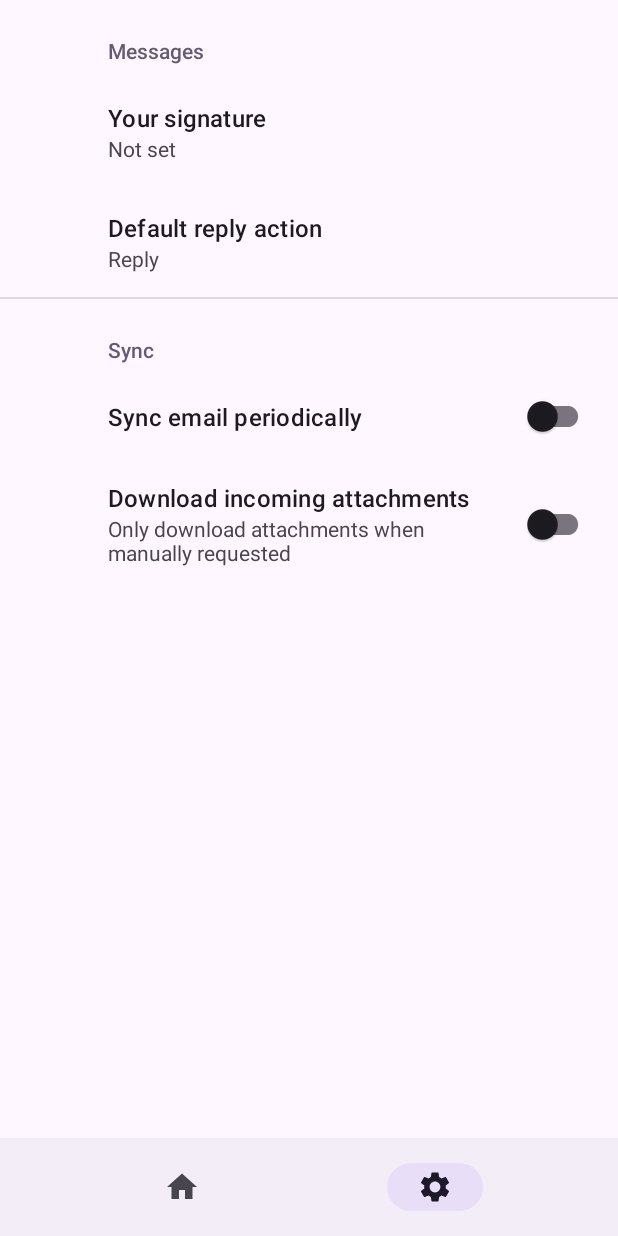
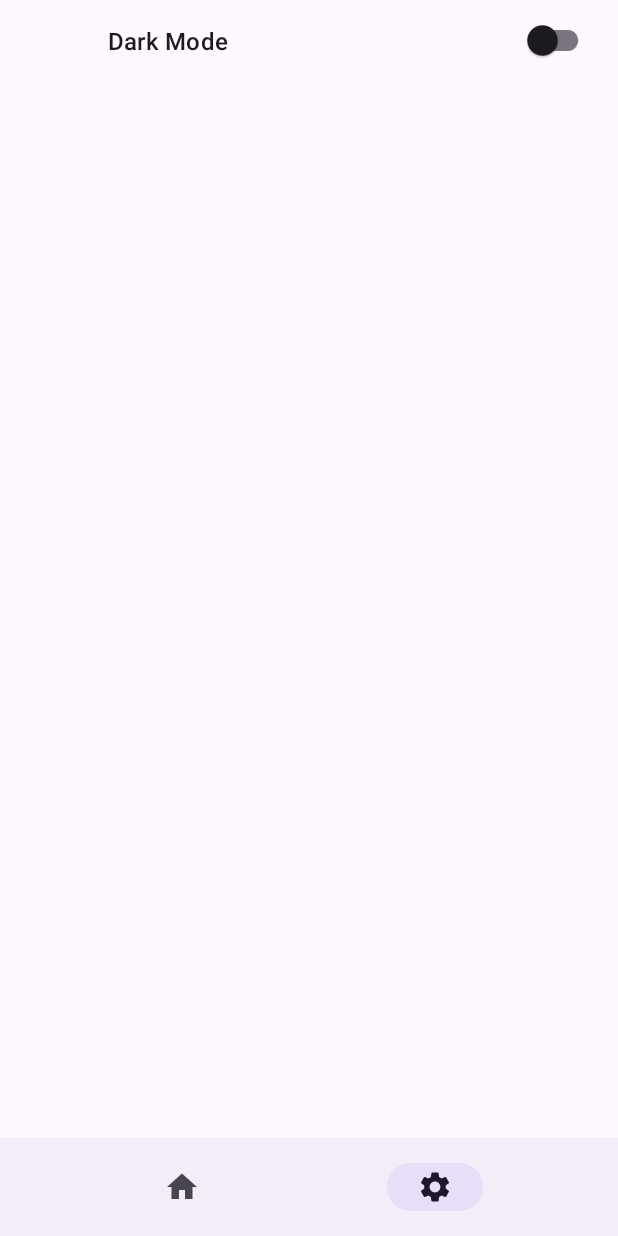
Before and after one commit to Shahidzbi4213/Whats-Delete, an Android app: the SettingsFragment screen opened through its navigation route, on a phone screen of 412 x 824 dp. Run offline under Robolectric (Android 15) with nearby library versions, the phone set to English and light mode, and no system bars; our stand-ins replace Dagger/Hilt's generated code, androidx.preference, navigation-ui, sdp/ssp sizes; 4 statements that could not run were skipped.

Commit message:
Last Commit before leave

```diff
--- a/app/build.gradle
+++ b/app/build.gradle
@@ -70,8 +70,9 @@ dependencies {
     // LiveData
     implementation "androidx.lifecycle:lifecycle-livedata-ktx:2.5.1"
 
-    //GSON
-    implementation 'com.google.code.gson:gson:2.10'
+    //Splash API
+    implementation 'androidx.core:core-splashscreen:1.0.0'
+
 
 }
 
--- a/app/src/main/java/com/gulehri/whatsappreader/app/Deleter App.kt
+++ b/app/src/main/java/com/gulehri/whatsappreader/app/Deleter.kt
@@ -7,4 +7,6 @@ import dagger.hilt.android.HiltAndroidApp
 // Created by Shahid Iqbal on 12/26/2022.
 
 @HiltAndroidApp
-class Deleter : Application() {}
+class Deleter : Application() {
+
+}
--- a/app/src/main/java/com/gulehri/whatsappreader/data/models/SingleNotification.kt
+++ b/app/src/main/java/com/gulehri/whatsappreader/data/models/SingleNotification.kt
@@ -11,6 +11,7 @@ data class SingleNotification(
 
     val title: String?,
     val text: String?,
+    val detail:String?,
     @PrimaryKey
     val postTime: String,
 )
--- a/app/src/main/java/com/gulehri/whatsappreader/service/WhatsAppListener.kt
+++ b/app/src/main/java/com/gulehri/whatsappreader/service/WhatsAppListener.kt
@@ -19,8 +19,8 @@ class WhatsAppListener @Inject constructor() : NotificationListenerService() {
     lateinit var repository: NotificationRepository
 
 
-    override fun onNotificationRemoved(sbn: StatusBarNotification?) {
-        super.onNotificationRemoved(sbn)
+    override fun onNotificationPosted(sbn: StatusBarNotification?, rankingMap: RankingMap?) {
+        super.onNotificationPosted(sbn, rankingMap)
 
         if (sbn?.packageName in arrayOf(
                 Constants.WHATSAPP,
@@ -30,5 +30,4 @@ class WhatsAppListener @Inject constructor() : NotificationListenerService() {
 
     }
 
-
 }
--- /dev/null
+++ b/app/src/main/res/drawable/ic_dark_mode.xml
@@ -0,0 +1,5 @@
+<vector android:height="24dp" android:tint="#000000"
+    android:viewportHeight="24" android:viewportWidth="24"
+    android:width="24dp" xmlns:android="http://schemas.android.com/apk/res/android">
+    <path android:fillColor="@android:color/white" android:pathData="M12,3c-4.97,0 -9,4.03 -9,9s4.03,9 9,9s9,-4.03 9,-9c0,-0.46 -0.04,-0.92 -0.1,-1.36c-0.98,1.37 -2.58,2.26 -4.4,2.26c-2.98,0 -5.4,-2.42 -5.4,-5.4c0,-1.81 0.89,-3.42 2.26,-4.4C12.92,3.04 12.46,3 12,3L12,3z"/>
+</vector>
--- a/app/src/main/res/layout/fragment_home.xml
+++ b/app/src/main/res/layout/fragment_home.xml
@@ -6,5 +6,7 @@
     android:layout_width="match_parent"
     android:layout_height="match_parent"
     tools:itemCount="10"
+    android:layout_marginStart="@dimen/_5sdp"
+    android:layout_marginEnd="@dimen/_5sdp"
     tools:listitem="@layout/single_notification_item"
     app:layoutManager="androidx.recyclerview.widget.LinearLayoutManager" />
--- a/app/src/main/res/values/strings.xml
+++ b/app/src/main/res/values/strings.xml
@@ -59,4 +59,9 @@
     </string>
     <string name="attachment_summary_off">Only download attachments when manually requested</string>
     <string name="service_name">Delete Reader</string>
+    <string name="theme_header">Theme</string>
+    <string name="dark_mode">Dark Mode</string>
+    <string name="util_header">Utils</string>
+    <string name="delete">Clear all notifications</string>
+    <string name="version_title">Whats Reader</string>
 </resources>
--- a/app/src/main/res/xml/root_preferences.xml
+++ b/app/src/main/res/xml/root_preferences.xml
@@ -1,34 +1,11 @@
 <PreferenceScreen xmlns:app="http://schemas.android.com/apk/res-auto">
 
-    <PreferenceCategory app:title="@string/messages_header">
-
-        <EditTextPreference
-            app:key="signature"
-            app:title="@string/signature_title"
-            app:useSimpleSummaryProvider="true" />
-
-        <ListPreference
-            app:defaultValue="reply"
-            app:entries="@array/reply_entries"
-            app:entryValues="@array/reply_values"
-            app:key="reply"
-            app:title="@string/reply_title"
-            app:useSimpleSummaryProvider="true" />
-
-    </PreferenceCategory>
-
-    <PreferenceCategory app:title="@string/sync_header">
+    <PreferenceCategory>
 
         <SwitchPreferenceCompat
-            app:key="sync"
-            app:title="@string/sync_title" />
-
-        <SwitchPreferenceCompat
-            app:dependency="sync"
-            app:key="attachment"
-            app:summaryOff="@string/attachment_summary_off"
-            app:summaryOn="@string/attachment_summary_on"
-            app:title="@string/attachment_title" />
+            app:allowDividerBelow="true"
+            app:key="dark"
+            app:title="@string/dark_mode" />
 
     </PreferenceCategory>
 
```
Also changed, not shown: app/src/main/java/com/gulehri/whatsappreader/data/repositories/NotificationRepository.kt (+5 -2 lines), app/src/main/java/com/gulehri/whatsappreader/ui/adapters/SaveShowAdapter.kt (+7 -0 lines), app/src/main/res/layout/single_delete_layout.xml (added, +22 -0 lines), app/src/main/res/layout/single_notification_item.xml (+13 -1 lines), app/src/main/res/layout/version_layout.xml (added, +25 -0 lines).
